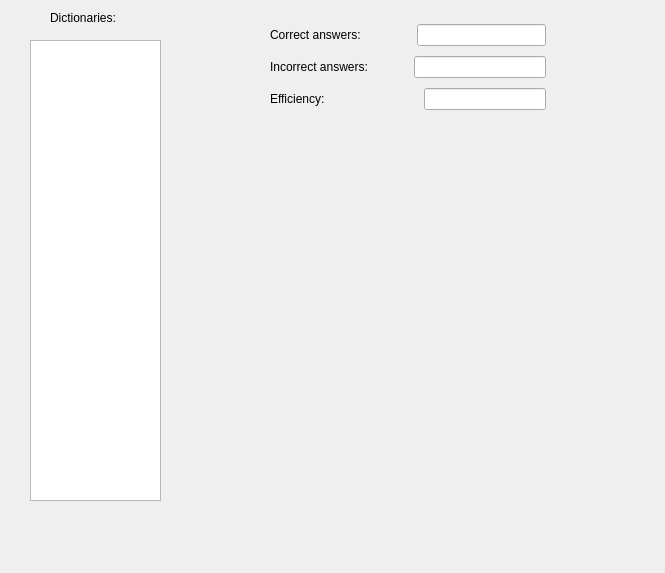
This is src/gui/src/view/StatisticsTab.ui in cieslarmichal/glossary as Qt 5 draws it before an edit. The edited form follows.
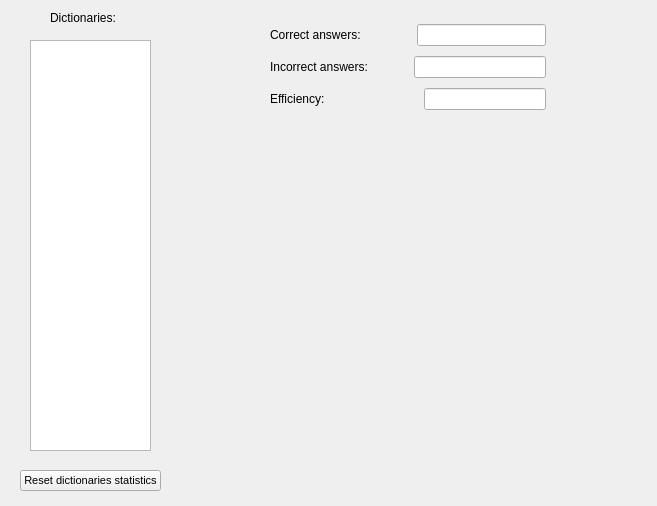
This is the edited form.

What changed in the file:
```diff
--- a/src/gui/src/view/StatisticsTab.ui
+++ b/src/gui/src/view/StatisticsTab.ui
@@ -6,8 +6,8 @@
             <rect>
                 <x>0</x>
                 <y>0</y>
-                <width>665</width>
-                <height>573</height>
+    <width>657</width>
+    <height>506</height>
             </rect>
         </property>
         <property name="windowTitle">
@@ -18,8 +18,8 @@
                 <rect>
                     <x>30</x>
                     <y>40</y>
-                    <width>131</width>
-                    <height>461</height>
+     <width>121</width>
+     <height>411</height>
                 </rect>
             </property>
         </widget>
@@ -149,6 +149,24 @@
                 </item>
             </layout>
         </widget>
+  <widget class="QPushButton" name="buttonResetDictionaries">
+   <property name="geometry">
+    <rect>
+     <x>20</x>
+     <y>470</y>
+     <width>141</width>
+     <height>21</height>
+    </rect>
+   </property>
+   <property name="font">
+    <font>
+     <pointsize>8</pointsize>
+    </font>
+   </property>
+   <property name="text">
+    <string>Reset dictionaries statistics</string>
+   </property>
+  </widget>
     </widget>
     <resources/>
     <connections/>
```
Lines whose indentation alone changed are shown as unchanged.
